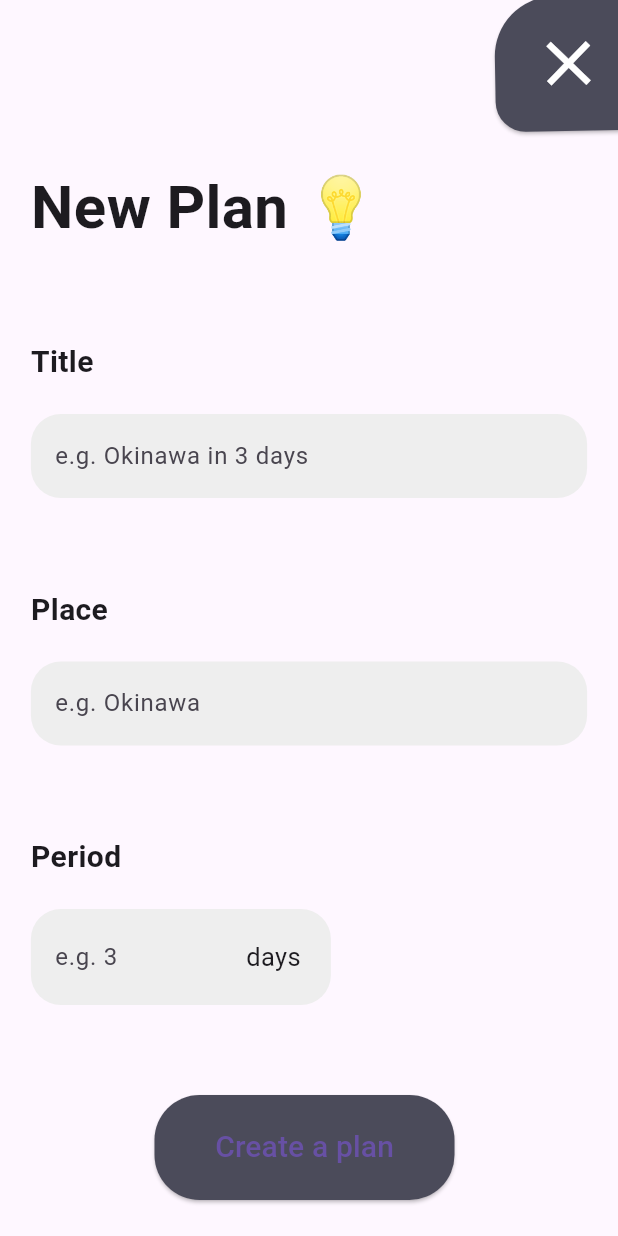
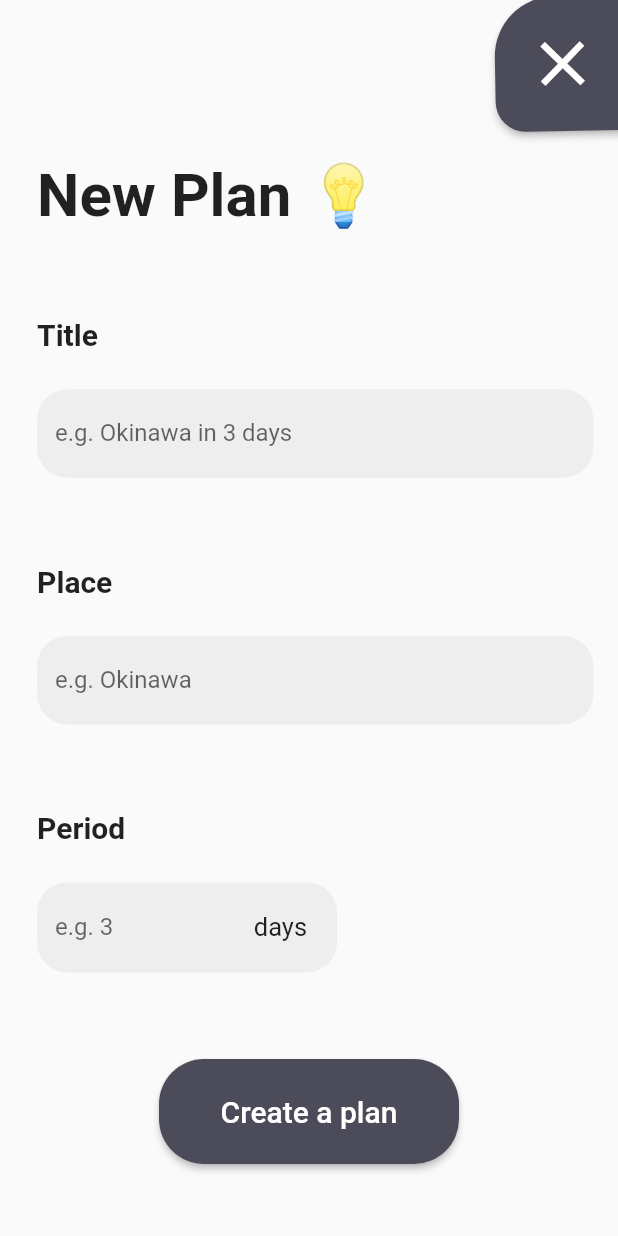
Before and after one commit to aoiorio/Travel-Knock, a Flutter app: the NewPlanScreen screen opened directly, on a phone screen of 412 x 824 dp. Run offline on Flutter 3.47's test engine with Material 3 defaults, Android fonts, the phone set to English and light mode, and no system bars; our stand-ins replace cached_network_image, flutter_custom_clippers, flutter_dotenv, image_picker, rive, shared_preferences and 3 more; missing offline and left inert: flutter_appauth; accounts and stored records are empty; network calls fail.

Commit message:
supported: responsive at developPlansPage and fixed: xcode issues

```diff
--- a/lib/components/custom_widgets/text_fields/custom_text_field.dart
+++ b/lib/components/custom_widgets/text_fields/custom_text_field.dart
@@ -15,6 +15,7 @@ class CustomTextField extends StatelessWidget {
   @override
   Widget build(BuildContext context) {
     final width = MediaQuery.of(context).size.width;
+    final height = MediaQuery.of(context).size.height;
 
     return Column(
       crossAxisAlignment: CrossAxisAlignment.start,
@@ -27,8 +28,8 @@ class CustomTextField extends StatelessWidget {
             fontWeight: FontWeight.bold,
           ),
         ),
-        const SizedBox(
-          height: 20,
+        SizedBox(
+          height: height * 0.03, // 20
         ),
         SizedBox(
           width: width * 0.9, // 300
--- a/lib/main.dart
+++ b/lib/main.dart
@@ -64,6 +64,7 @@ class _MyAppState extends State<MyApp> {
       DeviceOrientation.portraitUp, //上向きを許可
     ]);
     return MaterialApp(
+      theme: ThemeData(useMaterial3: false),
         debugShowCheckedModeBanner: false,
         // shared preferencesを使って取得したisLoginがtrueだったらTabsScreenが初期画面になる
         home: _isLogin
--- a/lib/screens/create_plan/new_plan.dart
+++ b/lib/screens/create_plan/new_plan.dart
@@ -92,50 +92,64 @@ class _NewPlanScreenState extends State<NewPlanScreen> {
             child: Column(
               crossAxisAlignment: CrossAxisAlignment.start,
               children: [
-                const SizedBox(
-                  height: 110,
-                ),
-                const Text(
+                SizedBox(
+                  height: height >= 1000 ? height * 0.17 : height * 0.13,
+                ), // 110
+                Padding(
+                  padding: EdgeInsets.only(left: width * 0.06),
+                  child: const Text(
                     'New Plan 💡',
                     style: TextStyle(
                       fontSize: 40,
                       fontWeight: FontWeight.bold,
                     ),
                   ),
-                const SizedBox(
-                  height: 60,
                 ),
-                CustomTextField(
+                SizedBox(
+                  height: height >= 1000 ? height * 0.1 : height * 0.07,
+                ), // 60
+                Padding(
+                  padding: EdgeInsets.only(left: width * 0.06),
+                  child: CustomTextField(
                     title: 'Title',
                     labelText: 'e.g. Okinawa in 3 days',
                     controller: planTitleController,
                   ),
-                const SizedBox(
-                  height: 60,
                 ),
-                CustomTextField(
+                SizedBox(height: height * 0.07), // 60
+                Padding(
+                  padding: EdgeInsets.only(left: width * 0.06),
+                  child: CustomTextField(
                     title: 'Place',
                     labelText: 'e.g. Okinawa',
                     controller: placeNameController,
                   ),
-                const SizedBox(
-                  height: 60,
                 ),
-                const Text(
+                SizedBox(height: height * 0.07), // 60
+                Padding(
+                  padding: EdgeInsets.only(left: width * 0.06),
+                  child: const Text(
                     'Period',
                     style: TextStyle(fontSize: 20, fontWeight: FontWeight.w600),
                   ),
-                const SizedBox(
-                  height: 20,
                 ),
-                CustomDayTextField(
-                    controller: periodController, labelText: 'e.g. 3'),
+                SizedBox(
+                  height: height * 0.03, // 20
+                ),
                 Padding(
+                  padding: EdgeInsets.only(left: width * 0.06),
+                  child: CustomDayTextField(
+                    controller: periodController,
+                    labelText: 'e.g. 3',
+                  ),
+                ),
+                Center(
+                  child: Padding(
                     padding: EdgeInsets.only(
-                    top: 60,
+                      top: height * 0.07,
                       right: width * 0.2,
                       left: width * 0.2,
-                    bottom: 50,
+                      bottom: height * 0.08, // 50
                     ),
                     child: SizedBox(
                       height: 70,
@@ -152,7 +166,8 @@ class _NewPlanScreenState extends State<NewPlanScreen> {
                                 content: Text(
                                   'Fill the title, place name and period',
                                 ),
-                              backgroundColor: Color.fromARGB(255, 94, 94, 109),
+                                backgroundColor:
+                                    Color.fromARGB(255, 94, 94, 109),
                               ),
                             );
                             return;
@@ -183,6 +198,7 @@ class _NewPlanScreenState extends State<NewPlanScreen> {
                       ),
                     ),
                   ),
+                ),
               ],
             ),
           ),
```
Also changed, not shown: lib/components/cards/plans/plan_details_bottom_sheet.dart (+12 -9 lines), lib/components/custom_widgets/plans/custom_carousel_slider.dart (+5 -6 lines), lib/screens/create_plan/develop_plan/develop_plan.dart (+40 -12 lines), lib/screens/create_plan/develop_plan/edit_plan.dart (+51 -24 lines), pubspec.lock, 5 other files. Lines whose indentation alone changed are shown as unchanged.
